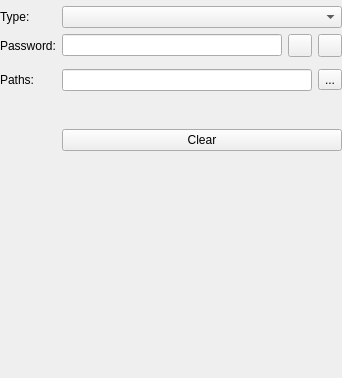
hicknhack-software/keepassxc, file src/keeshare/group/EditGroupWidgetKeeShare.ui: the form before one commit.
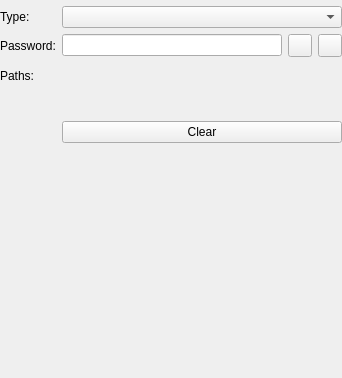
The form after the commit. Custom widgets are drawn as their Qt base class.

Commit message: WIP Refactor group edit widget to use pathlineedit

Patch:
```diff
--- a/src/keeshare/group/EditGroupWidgetKeeShare.ui
+++ b/src/keeshare/group/EditGroupWidgetKeeShare.ui
@@ -84,20 +84,9 @@
       </widget>
      </item>
      <item row="3" column="1">
-      <layout class="QHBoxLayout" name="pathLayout">
-       <item>
-        <widget class="QLineEdit" name="pathEdit"/>
-       </item>
-       <item>
-        <widget class="QToolButton" name="pathSelectionButton">
-         <property name="text">
-          <string>...</string>
-         </property>
-        </widget>
-       </item>
-      </layout>
+      <widget class="PathLineEdit" name="pathLineEdit" native="true"/>
      </item>
-     <item row="5" column="1">
+     <item row="4" column="1">
       <widget class="QWidget" name="pathOverrides" native="true">
        <layout class="QVBoxLayout" name="pathOverridesLayout">
         <property name="leftMargin">
@@ -167,7 +156,7 @@
        </layout>
       </widget>
      </item>
-     <item row="7" column="1">
+     <item row="5" column="1">
       <widget class="QPushButton" name="clearButton">
        <property name="text">
         <string>Clear</string>
@@ -210,6 +199,12 @@
    <header>gui/MessageWidget.h</header>
    <container>1</container>
   </customwidget>
+  <customwidget>
+   <class>PathLineEdit</class>
+   <extends>QWidget</extends>
+   <header>keeshare/PathLineEdit.h</header>
+   <container>1</container>
+  </customwidget>
  </customwidgets>
  <resources/>
  <connections/>
```
The commit also changes 4 other files.
